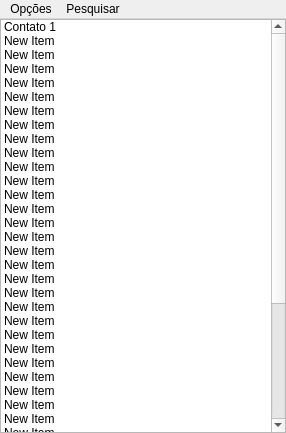
This is fontes/QTCC_Qt/ui/contatos.ui in ricardopetrere/TCC_FTT as Qt 5 draws it before an edit. The edited form follows.
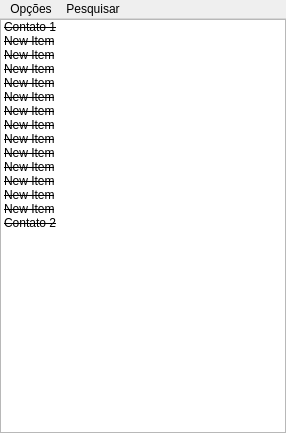
This is the edited form.

```diff
--- a/fontes/QTCC_Qt/ui/contatos.ui
+++ b/fontes/QTCC_Qt/ui/contatos.ui
@@ -72,211 +72,151 @@
        <property name="text">
         <string>Contato 1</string>
        </property>
-      </item>
-      <item>
-       <property name="text">
-        <string>New Item</string>
+       <property name="font">
+        <font>
+         <strikeout>true</strikeout>
+        </font>
        </property>
       </item>
       <item>
        <property name="text">
         <string>New Item</string>
        </property>
-      </item>
-      <item>
-       <property name="text">
-        <string>New Item</string>
+       <property name="font">
+        <font>
+         <strikeout>true</strikeout>
+        </font>
        </property>
       </item>
       <item>
        <property name="text">
         <string>New Item</string>
        </property>
-      </item>
-      <item>
-       <property name="text">
-        <string>New Item</string>
+       <property name="font">
+        <font>
+         <strikeout>true</strikeout>
+        </font>
        </property>
       </item>
       <item>
        <property name="text">
         <string>New Item</string>
        </property>
-      </item>
-      <item>
-       <property name="text">
-        <string>New Item</string>
+       <property name="font">
+        <font>
+         <strikeout>true</strikeout>
+        </font>
        </property>
       </item>
       <item>
        <property name="text">
         <string>New Item</string>
        </property>
-      </item>
-      <item>
-       <property name="text">
-        <string>New Item</string>
+       <property name="font">
+        <font>
+         <strikeout>true</strikeout>
+        </font>
        </property>
       </item>
       <item>
        <property name="text">
         <string>New Item</string>
        </property>
-      </item>
-      <item>
-       <property name="text">
-        <string>New Item</string>
+       <property name="font">
+        <font>
+         <strikeout>true</strikeout>
+        </font>
        </property>
       </item>
       <item>
        <property name="text">
         <string>New Item</string>
        </property>
-      </item>
-      <item>
-       <property name="text">
-        <string>New Item</string>
+       <property name="font">
+        <font>
+         <strikeout>true</strikeout>
+        </font>
        </property>
       </item>
       <item>
        <property name="text">
         <string>New Item</string>
        </property>
-      </item>
-      <item>
-       <property name="text">
-        <string>New Item</string>
+       <property name="font">
+        <font>
+         <strikeout>true</strikeout>
+        </font>
        </property>
       </item>
       <item>
        <property name="text">
         <string>New Item</string>
        </property>
-      </item>
-      <item>
-       <property name="text">
-        <string>New Item</string>
+       <property name="font">
+        <font>
+         <strikeout>true</strikeout>
+        </font>
        </property>
       </item>
       <item>
        <property name="text">
         <string>New Item</string>
        </property>
-      </item>
-      <item>
-       <property name="text">
-        <string>New Item</string>
+       <property name="font">
+        <font>
+         <strikeout>true</strikeout>
+        </font>
        </property>
       </item>
       <item>
        <property name="text">
         <string>New Item</string>
        </property>
-      </item>
-      <item>
-       <property name="text">
-        <string>New Item</string>
+       <property name="font">
+        <font>
+         <strikeout>true</strikeout>
+        </font>
        </property>
       </item>
       <item>
        <property name="text">
         <string>New Item</string>
        </property>
-      </item>
-      <item>
-       <property name="text">
-        <string>New Item</string>
+       <property name="font">
+        <font>
+         <strikeout>true</strikeout>
+        </font>
        </property>
       </item>
       <item>
        <property name="text">
         <string>New Item</string>
        </property>
-      </item>
-      <item>
-       <property name="text">
-        <string>New Item</string>
+       <property name="font">
+        <font>
+         <strikeout>true</strikeout>
+        </font>
        </property>
       </item>
       <item>
        <property name="text">
         <string>New Item</string>
        </property>
-      </item>
-      <item>
-       <property name="text">
-        <string>New Item</string>
-       </property>
-      </item>
-      <item>
-       <property name="text">
-        <string>New Item</string>
-       </property>
-      </item>
-      <item>
-       <property name="text">
-        <string>New Item</string>
-       </property>
-      </item>
-      <item>
-       <property name="text">
-        <string>New Item</string>
-       </property>
-      </item>
-      <item>
-       <property name="text">
-        <string>New Item</string>
-       </property>
-      </item>
-      <item>
-       <property name="text">
-        <string>New Item</string>
-       </property>
-      </item>
-      <item>
-       <property name="text">
-        <string>New Item</string>
-       </property>
-      </item>
-      <item>
-       <property name="text">
-        <string>New Item</string>
-       </property>
-      </item>
-      <item>
-       <property name="text">
-        <string>New Item</string>
-       </property>
-      </item>
-      <item>
-       <property name="text">
-        <string>New Item</string>
-       </property>
-      </item>
-      <item>
-       <property name="text">
-        <string>New Item</string>
-       </property>
-      </item>
-      <item>
-       <property name="text">
-        <string>New Item</string>
-       </property>
-      </item>
-      <item>
-       <property name="text">
-        <string>New Item</string>
-       </property>
-      </item>
-      <item>
-       <property name="text">
-        <string>New Item</string>
+       <property name="font">
+        <font>
+         <strikeout>true</strikeout>
+        </font>
        </property>
       </item>
       <item>
        <property name="text">
         <string>Contato 2</string>
        </property>
+       <property name="font">
+        <font>
+         <strikeout>true</strikeout>
+        </font>
+       </property>
       </item>
      </widget>
     </item>
```
